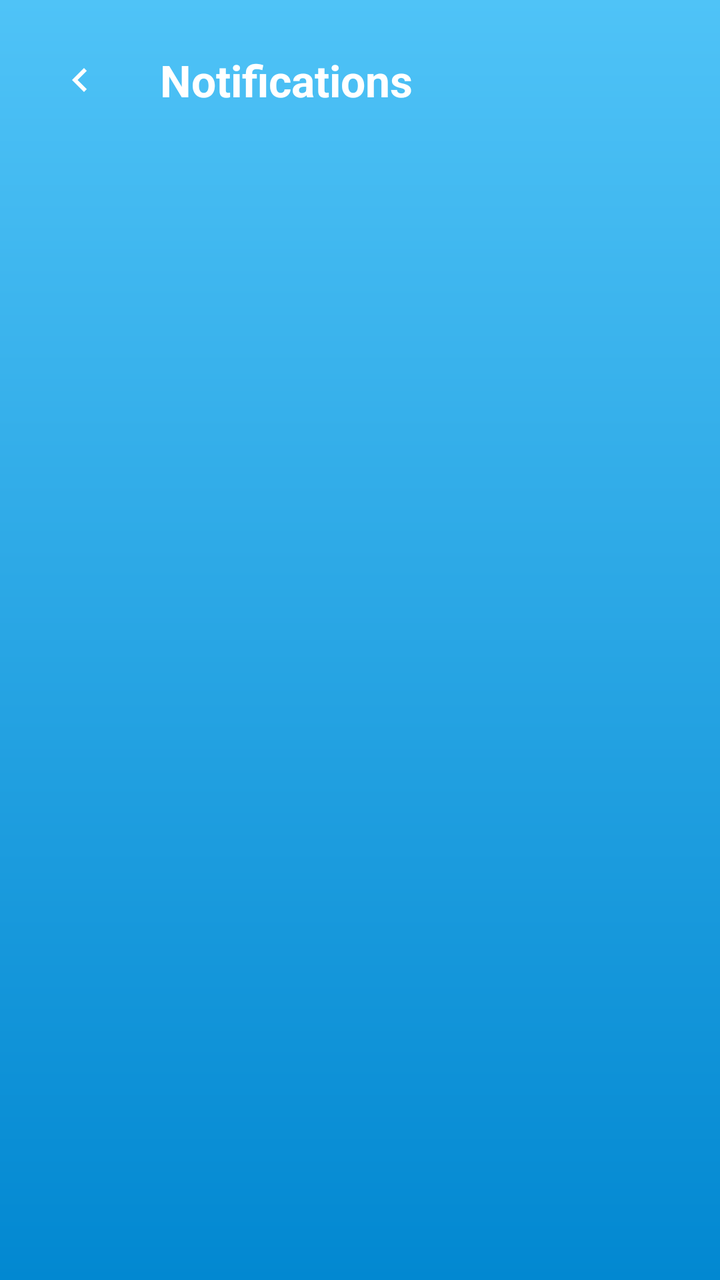
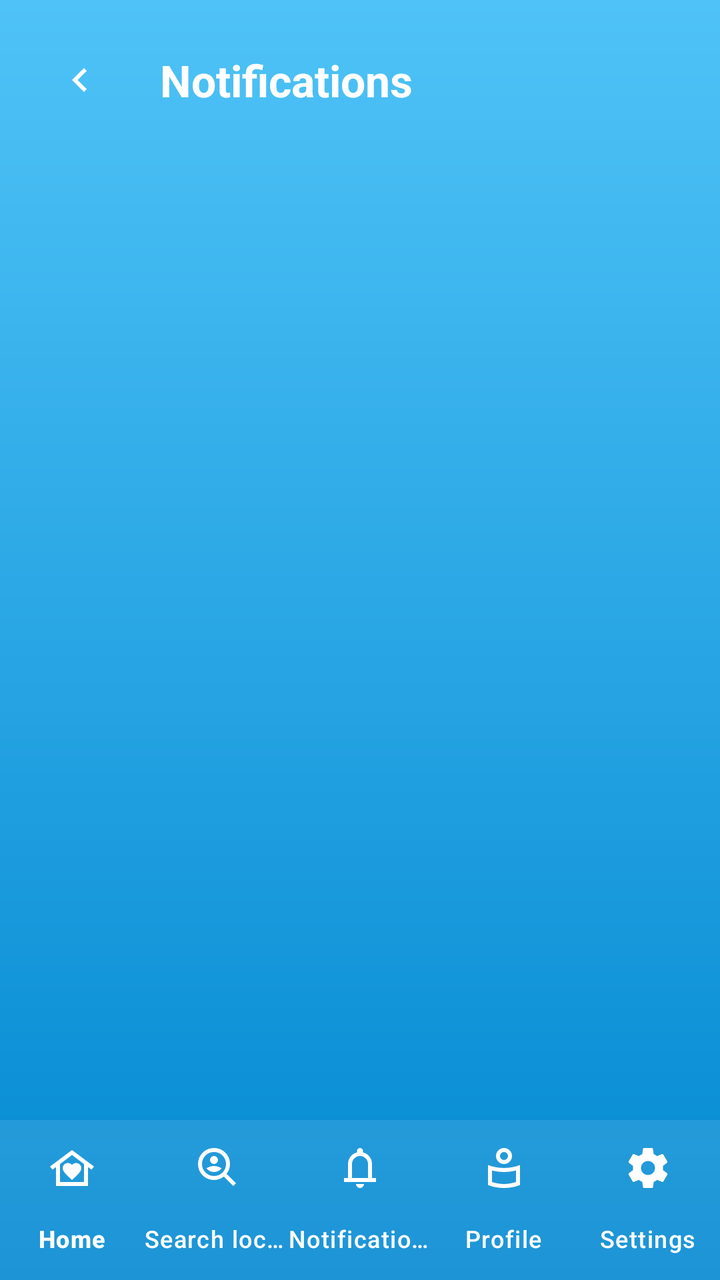

Two renders of the same Android screen: before a commit and after it. Below are the layout's source before the change and the commit's diff.
<!-- AndroidManifest.xml: application theme Theme.WeatherWise -->
<!-- res/layout/activity_notifications_screen.xml -->
<?xml version="1.0" encoding="utf-8"?>
<RelativeLayout xmlns:android="http://schemas.android.com/apk/res/android"
    xmlns:app="http://schemas.android.com/apk/res-auto"
    xmlns:tools="http://schemas.android.com/tools"
    android:id="@+id/main"
    android:layout_width="match_parent"
    android:layout_height="match_parent"
    android:background="@drawable/bg_skyblue"
    tools:context=".NotificationsScreen">

    
    <RelativeLayout
        android:id="@+id/header"
        android:layout_width="match_parent"
        android:layout_height="wrap_content"
        android:padding="16dp">

        <ImageButton
            android:id="@+id/btnBack"
            android:layout_width="48dp"
            android:layout_height="48dp"
            android:background="?attr/selectableItemBackgroundBorderless"
            android:src="@drawable/ic_backbtn"
            android:contentDescription="Back"
            app:tint="@color/white" />

        <TextView
            android:layout_width="wrap_content"
            android:layout_height="wrap_content"
            android:layout_centerVertical="true"
            android:layout_marginStart="16dp"
            android:layout_toEndOf="@id/btnBack"
            android:text="Notifications"
            android:textColor="@color/white"
            android:textSize="22sp"
            android:textStyle="bold" />

        <ImageButton
            android:id="@+id/btnDelete"
            android:layout_width="48dp"
            android:layout_height="48dp"
            android:layout_alignParentEnd="true"
            android:layout_centerVertical="true"
            android:background="?attr/selectableItemBackgroundBorderless"
            android:src="@drawable/ic_logout"
            android:visibility="gone"
            app:tint="@color/white"
            tools:visibility="visible" />
    </RelativeLayout>

    
    <androidx.recyclerview.widget.RecyclerView
        android:id="@+id/rvNotifications"
        android:layout_width="match_parent"
        android:layout_height="match_parent"
        android:layout_below="@id/header"
        android:padding="8dp"
        android:clipToPadding="false" />

    
    <LinearLayout
        android:id="@+id/layoutEmpty"
        android:layout_width="wrap_content"
        android:layout_height="wrap_content"
        android:layout_centerInParent="true"
        android:gravity="center"
        android:orientation="vertical"
        android:visibility="gone">

        <ImageView
            android:layout_width="100dp"
            android:layout_height="100dp"
            android:src="@drawable/ic_notifications"
            app:tint="#80FFFFFF" />

        <TextView
            android:layout_width="wrap_content"
            android:layout_height="wrap_content"
            android:layout_marginTop="16dp"
            android:text="No notifications yet"
            android:textColor="@color/white"
            android:textSize="18sp" />
    </LinearLayout>

</RelativeLayout>
<!-- resources referenced by this layout -->
<resources>
  <color name="white">#FFFFFFFF</color>
  <!-- drawable bg_skyblue (drawable) -->
  <?xml version="1.0" encoding="utf-8"?>
  <shape xmlns:android="http://schemas.android.com/apk/res/android"
      xmlns:tools="http://schemas.android.com/tools"
      android:shape="rectangle"
      tools:ignore="ExtraText">
  
      
      <gradient
          android:startColor="#4FC3F7"
          android:endColor="#0288D1"
          android:angle="270"/>
  
      
      <corners android:radius="0dp"/>
  </shape>
  <!-- drawable ic_backbtn (drawable) -->
  <vector xmlns:android="http://schemas.android.com/apk/res/android" android:autoMirrored="true" android:height="24dp" android:tint="#000000" android:viewportHeight="960" android:viewportWidth="960" android:width="24dp">
        
      <path android:fillColor="@android:color/white" android:pathData="M560,720L320,480L560,240L616,296L432,480L616,664L560,720Z"/>
      
  </vector>
  <!-- drawable ic_logout (drawable) -->
  <vector xmlns:android="http://schemas.android.com/apk/res/android" android:autoMirrored="true" android:height="24dp" android:tint="#000000" android:viewportHeight="960" android:viewportWidth="960" android:width="24dp">
        
      <path android:fillColor="@android:color/white" android:pathData="M200,840Q167,840 143.5,816.5Q120,793 120,760L120,200Q120,167 143.5,143.5Q167,120 200,120L480,120L480,200L200,200Q200,200 200,200Q200,200 200,200L200,760Q200,760 200,760Q200,760 200,760L480,760L480,840L200,840ZM640,680L585,622L687,520L360,520L360,440L687,440L585,338L640,280L840,480L640,680Z"/>
      
  </vector>
  <!-- drawable ic_notifications (drawable) -->
  <vector xmlns:android="http://schemas.android.com/apk/res/android" android:height="24dp" android:tint="#000000" android:viewportHeight="960" android:viewportWidth="960" android:width="24dp">
        
      <path android:fillColor="@android:color/white" android:pathData="M160,760L160,680L240,680L240,400Q240,317 290,252.5Q340,188 420,168L420,140Q420,115 437.5,97.5Q455,80 480,80Q505,80 522.5,97.5Q540,115 540,140L540,168Q620,188 670,252.5Q720,317 720,400L720,680L800,680L800,760L160,760ZM480,460L480,460L480,460L480,460Q480,460 480,460Q480,460 480,460Q480,460 480,460Q480,460 480,460ZM480,880Q447,880 423.5,856.5Q400,833 400,800L560,800Q560,833 536.5,856.5Q513,880 480,880ZM320,680L640,680L640,400Q640,334 593,287Q546,240 480,240Q414,240 367,287Q320,334 320,400L320,680Z"/>
      
  </vector>
  <style name="Theme.WeatherWise" parent="Theme.Material3.DayNight.NoActionBar">
          <item name="colorPrimary">@color/blue_500</item>
          <item name="colorPrimaryVariant">@color/blue_700</item>
          <item name="colorSecondary">@color/teal_200</item>
          <item name="android:statusBarColor">@color/blue_700</item>
          <item name="android:navigationBarColor">@color/blue_500</item>
      </style>
  <color name="blue_500">#2196F3</color>
  <color name="blue_700">#1976D2</color>
  <color name="teal_200">#03DAC5</color>
</resources>

<!-- the commit's change to res/layout/activity_notifications_screen.xml (unified diff, before → after) -->
@@ -35,6 +35,7 @@
             android:textSize="22sp"
             android:textStyle="bold" />
 
+        
         <ImageButton
             android:id="@+id/btnDelete"
             android:layout_width="48dp"
@@ -53,6 +54,7 @@
         android:id="@+id/rvNotifications"
         android:layout_width="match_parent"
         android:layout_height="match_parent"
+        android:layout_above="@id/bottomNavigation"
         android:layout_below="@id/header"
         android:padding="8dp"
         android:clipToPadding="false" />
@@ -66,20 +68,29 @@
         android:gravity="center"
         android:orientation="vertical"
         android:visibility="gone">
-
         <ImageView
             android:layout_width="100dp"
             android:layout_height="100dp"
             android:src="@drawable/ic_notifications"
             app:tint="#80FFFFFF" />
-
         <TextView
             android:layout_width="wrap_content"
             android:layout_height="wrap_content"
             android:layout_marginTop="16dp"
-            android:text="No notifications yet"
+            android:text="All caught up!"
             android:textColor="@color/white"
             android:textSize="18sp" />
     </LinearLayout>
 
+    <com.google.android.material.bottomnavigation.BottomNavigationView
+        android:id="@+id/bottomNavigation"
+        android:layout_width="match_parent"
+        android:layout_height="wrap_content"
+        android:layout_alignParentBottom="true"
+        android:background="#1AFFFFFF"
+        app:itemIconTint="@color/white"
+        app:itemTextColor="@color/white"
+        app:labelVisibilityMode="labeled"
+        app:menu="@menu/bottom_nav_menu" />
+
 </RelativeLayout>
<!-- resource entries referenced after the edit -->
@@ -37,7 +37,6 @@
   </vector>
   <style name="Theme.WeatherWise" parent="Theme.Material3.DayNight.NoActionBar">
           <item name="colorPrimary">@color/blue_500</item>
-          <item name="colorPrimaryVariant">@color/blue_700</item>
           <item name="colorSecondary">@color/teal_200</item>
           <item name="android:statusBarColor">@color/blue_700</item>
           <item name="android:navigationBarColor">@color/blue_500</item>
